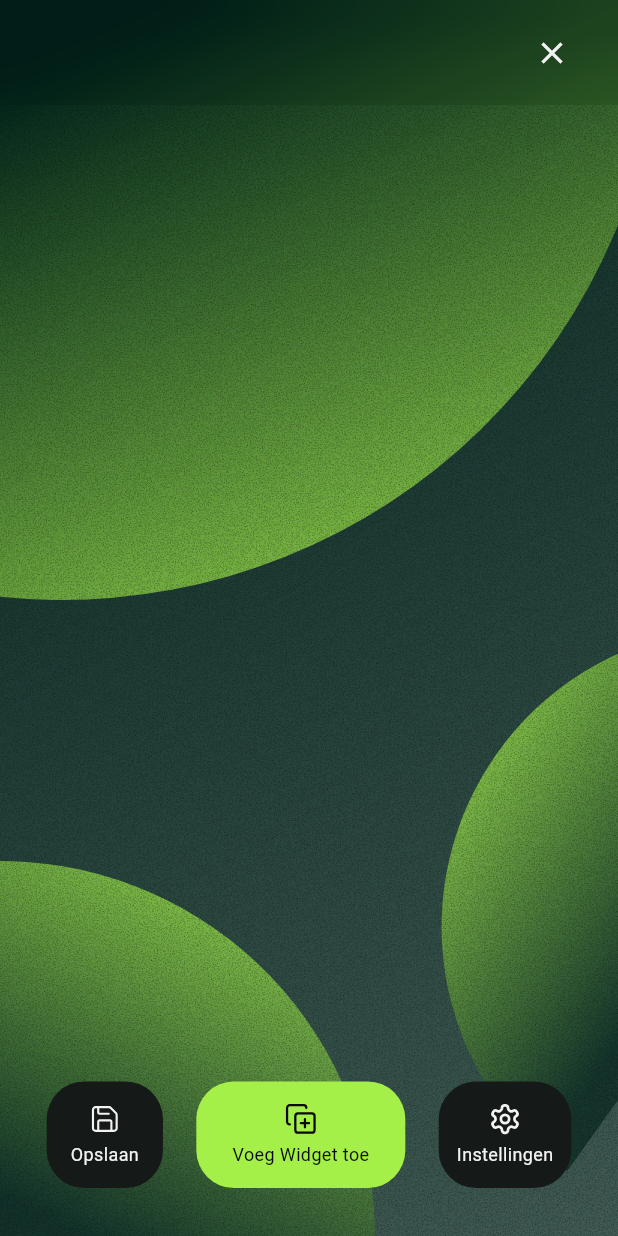
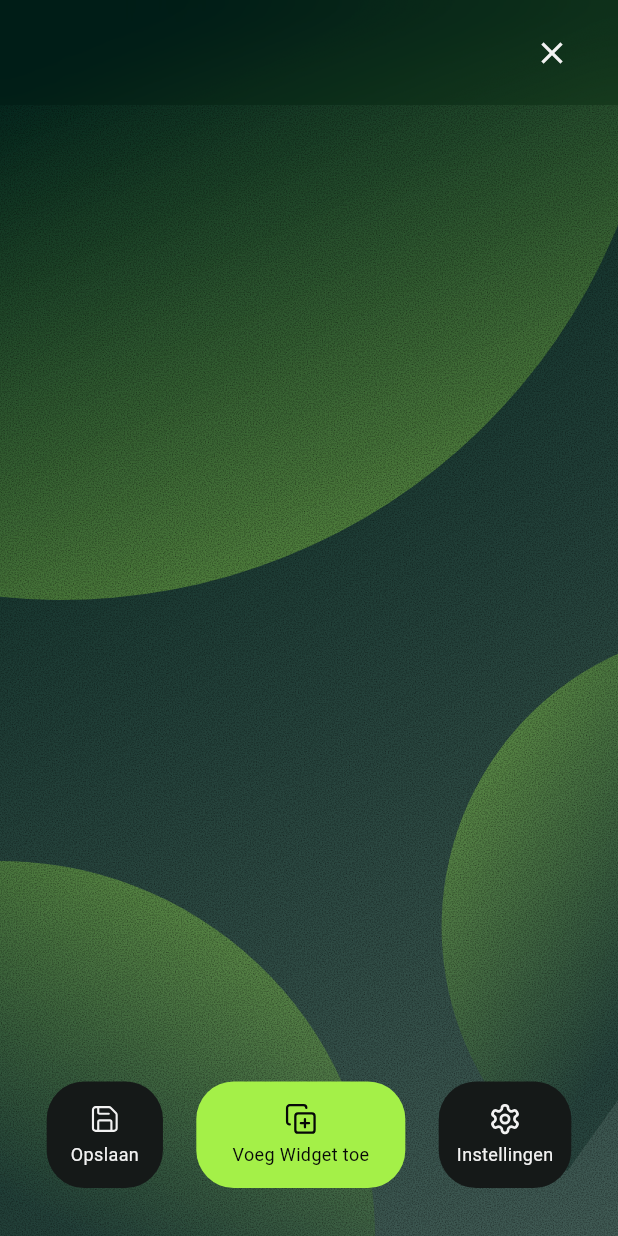
Before and after one commit to kien-mnly/appthemes-v3, a Flutter app: the screen it shows after launch, after a tap on the "edit" icon, on a phone screen of 412 x 824 dp. Run offline on Flutter 3.47's test engine with Material 3 defaults, Android fonts, the light colour scheme and no system bars; our stand-ins replace flutter_svg, smooth_corner.

Commit message:
feat: update custom backgrounds and theme settings modal

```diff
--- a/lib/config/theme/custom_background.dart
+++ b/lib/config/theme/custom_background.dart
@@ -26,8 +26,8 @@ final List<CustomBackground> customBackgrounds = [
     id: 'bg0',
     name: 'Tech-Savvy',
     backgroundColors: [
-      CustomColors.turqoise800,
-      CustomColors.turqoise800.withValues(alpha: 0.75),
+      CustomColors.dark,
+      CustomColors.dark.withValues(alpha: 0.75),
     ],
     background: CustomColors.black,
     //requires 3 colors for better gradient effect
@@ -37,14 +37,14 @@ final List<CustomBackground> customBackgrounds = [
       CustomColors.green300,
     ],
     accentColor: CustomColors.green300,
-    backgroundOpacity: 0.35,
+    backgroundOpacity: 0.15,
   ),
   CustomBackground(
     id: 'bg1',
     name: 'Finance',
     backgroundColors: [
-      CustomColors.turqoise800,
-      CustomColors.turqoise800.withValues(alpha: 0.75),
+      CustomColors.dark,
+      CustomColors.dark.withValues(alpha: 0.75),
     ],
     background: CustomColors.black,
     elementColors: [
@@ -53,7 +53,7 @@ final List<CustomBackground> customBackgrounds = [
       CustomColors.turqoise500,
     ],
     accentColor: CustomColors.turqoise500,
-    backgroundOpacity: 0.35,
+    backgroundOpacity: 0.15,
   ),
   CustomBackground(
     id: 'bg2',
@@ -69,7 +69,7 @@ final List<CustomBackground> customBackgrounds = [
       CustomColors.green300,
     ],
     accentColor: CustomColors.green300,
-    backgroundOpacity: 0.65,
+    backgroundOpacity: 0.35,
   ),
   CustomBackground(
     id: 'bg3',
@@ -85,6 +85,6 @@ final List<CustomBackground> customBackgrounds = [
       CustomColors.turqoise500,
     ],
     accentColor: CustomColors.turqoise500,
-    backgroundOpacity: 0.65,
+    backgroundOpacity: 0.35,
   ),
 ];
--- a/lib/config/theme/custom_painter.dart
+++ b/lib/config/theme/custom_painter.dart
@@ -96,16 +96,14 @@ class PainterHelper {
       ..isAntiAlias = true;
 
     final points = <Offset>[];
-    for (double x = 0; x < size.width; x += 1.0) {
-      for (double y = 0; y < size.height; y += 1.0) {
+    for (double x = 0; x < size.width; x += density) {
+      for (double y = 0; y < size.height; y += density) {
         if (rand.nextDouble() <= density) {
           points.add(Offset(x + rand.nextDouble(), y + rand.nextDouble()));
         }
       }
     }
-    if (points.isNotEmpty) {
-      canvas.drawPoints(PointMode.points, points, paint);
-    }
+    canvas.drawPoints(PointMode.points, points, paint);
   }
 }
 
@@ -143,7 +141,7 @@ class DashboardPainter extends CustomPainter {
       size: size,
       strokeWidth: 0.65,
       opacity: 0.35,
-      density: 0.75,
+      density: 1,
     );
   }
 
@@ -202,7 +200,7 @@ class ThemeSelector extends CustomPainter {
       size: size,
       strokeWidth: 0.9,
       opacity: 0.22,
-      density: 0.5,
+      density: 0.9,
     );
   }
 
--- a/lib/widgets/theme_settings_modal.dart
+++ b/lib/widgets/theme_settings_modal.dart
@@ -15,13 +15,13 @@ class ThemeSettings {
     required Function(int) onThemeChange,
     required VoidCallback onExit,
     double height = 480,
-    double opacity = 0.5,
+    double opacity = 0.75,
     double blurSigma = 12,
   }) {
     int currentIndex = selectedThemeIndex;
     return showCupertinoModalPopup(
       context: context,
-      barrierColor: CustomColors.dark.withValues(alpha: opacity),
+      barrierColor: CustomColors.dark.withValues(alpha: 0.25),
       filter: ImageFilter.blur(sigmaX: blurSigma, sigmaY: blurSigma),
       builder: (BuildContext context) => StatefulBuilder(
         builder: (context, setModalState) => ClipPath(
@@ -39,7 +39,7 @@ class ThemeSettings {
             filter: ImageFilter.blur(sigmaX: blurSigma, sigmaY: blurSigma),
             child: Container(
               height: height,
-              color: CustomColors.dark.withValues(alpha: opacity),
+              color: CustomColors.dark.withValues(alpha: 0.75),
               margin: EdgeInsets.only(
                 bottom: MediaQuery.of(context).viewInsets.bottom,
               ),
@@ -79,7 +79,7 @@ class ThemeSettings {
                       ),
                       const SizedBox(height: 24),
                       Row(
-                        mainAxisAlignment: MainAxisAlignment.spaceAround,
+                        mainAxisAlignment: MainAxisAlignment.spaceBetween,
                         children: [
                           ...List.generate(customBackgrounds.length, (index) {
                             final theme = customBackgrounds[index];
```
